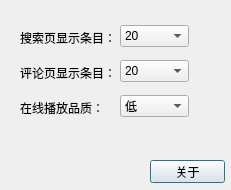
The window that settingdialog.ui (Jack-Myth/Netease-Music-Qt) describes before a commit, drawn with Qt 5.
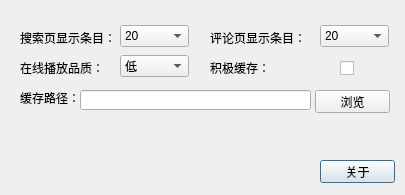
The same window after the commit.

Patch:
```diff
--- a/settingdialog.ui
+++ b/settingdialog.ui
@@ -6,8 +6,8 @@
    <rect>
     <x>0</x>
     <y>0</y>
-    <width>231</width>
-    <height>190</height>
+    <width>405</width>
+    <height>195</height>
    </rect>
   </property>
   <property name="windowTitle">
@@ -54,7 +54,7 @@
   <widget class="QPushButton" name="aboutButton">
    <property name="geometry">
     <rect>
-     <x>150</x>
+     <x>320</x>
      <y>160</y>
      <width>75</width>
      <height>23</height>
@@ -80,8 +80,8 @@
   <widget class="QLabel" name="label_2">
    <property name="geometry">
     <rect>
-     <x>20</x>
-     <y>65</y>
+     <x>210</x>
+     <y>30</y>
      <width>101</width>
      <height>16</height>
     </rect>
@@ -93,8 +93,8 @@
   <widget class="QComboBox" name="CommentLimit">
    <property name="geometry">
     <rect>
-     <x>120</x>
-     <y>60</y>
+     <x>320</x>
+     <y>25</y>
      <width>69</width>
      <height>22</height>
     </rect>
@@ -119,7 +119,7 @@
    <property name="geometry">
     <rect>
      <x>20</x>
-     <y>100</y>
+     <y>60</y>
      <width>101</width>
      <height>16</height>
     </rect>
@@ -132,7 +132,7 @@
    <property name="geometry">
     <rect>
      <x>120</x>
-     <y>95</y>
+     <y>55</y>
      <width>69</width>
      <height>22</height>
     </rect>
@@ -153,6 +153,74 @@
     </property>
    </item>
   </widget>
+  <widget class="QCheckBox" name="Cache">
+   <property name="geometry">
+    <rect>
+     <x>340</x>
+     <y>60</y>
+     <width>21</width>
+     <height>16</height>
+    </rect>
+   </property>
+   <property name="whatsThis">
+    <string>&lt;html&gt;&lt;head/&gt;&lt;body&gt;&lt;p&gt;当勾选积极缓存时，播放任何歌曲时播放器都会在后台缓存这首歌，这可能导致更高的流量消耗，但如果是使用有线网或Wifi则建议勾选&lt;/p&gt;&lt;/body&gt;&lt;/html&gt;</string>
+   </property>
+   <property name="text">
+    <string/>
+   </property>
+  </widget>
+  <widget class="QLabel" name="label_4">
+   <property name="geometry">
+    <rect>
+     <x>210</x>
+     <y>60</y>
+     <width>101</width>
+     <height>16</height>
+    </rect>
+   </property>
+   <property name="whatsThis">
+    <string>&lt;html&gt;&lt;head/&gt;&lt;body&gt;&lt;p&gt;当勾选积极缓存时，播放任何歌曲时播放器都会在后台缓存这首歌，这可能导致更高的流量消耗，但如果是使用有线网或Wifi则建议勾选&lt;/p&gt;&lt;/body&gt;&lt;/html&gt;</string>
+   </property>
+   <property name="text">
+    <string>积极缓存：</string>
+   </property>
+  </widget>
+  <widget class="QLabel" name="label_5">
+   <property name="geometry">
+    <rect>
+     <x>20</x>
+     <y>90</y>
+     <width>61</width>
+     <height>16</height>
+    </rect>
+   </property>
+   <property name="text">
+    <string>缓存路径：</string>
+   </property>
+  </widget>
+  <widget class="QLineEdit" name="CachePath">
+   <property name="geometry">
+    <rect>
+     <x>80</x>
+     <y>90</y>
+     <width>231</width>
+     <height>20</height>
+    </rect>
+   </property>
+  </widget>
+  <widget class="QPushButton" name="BrowserCache">
+   <property name="geometry">
+    <rect>
+     <x>315</x>
+     <y>90</y>
+     <width>75</width>
+     <height>23</height>
+    </rect>
+   </property>
+   <property name="text">
+    <string>浏览</string>
+   </property>
+  </widget>
  </widget>
  <resources/>
  <connections/>
```
Left out of the diff: 7 changed lines with no effect on the pictures.
